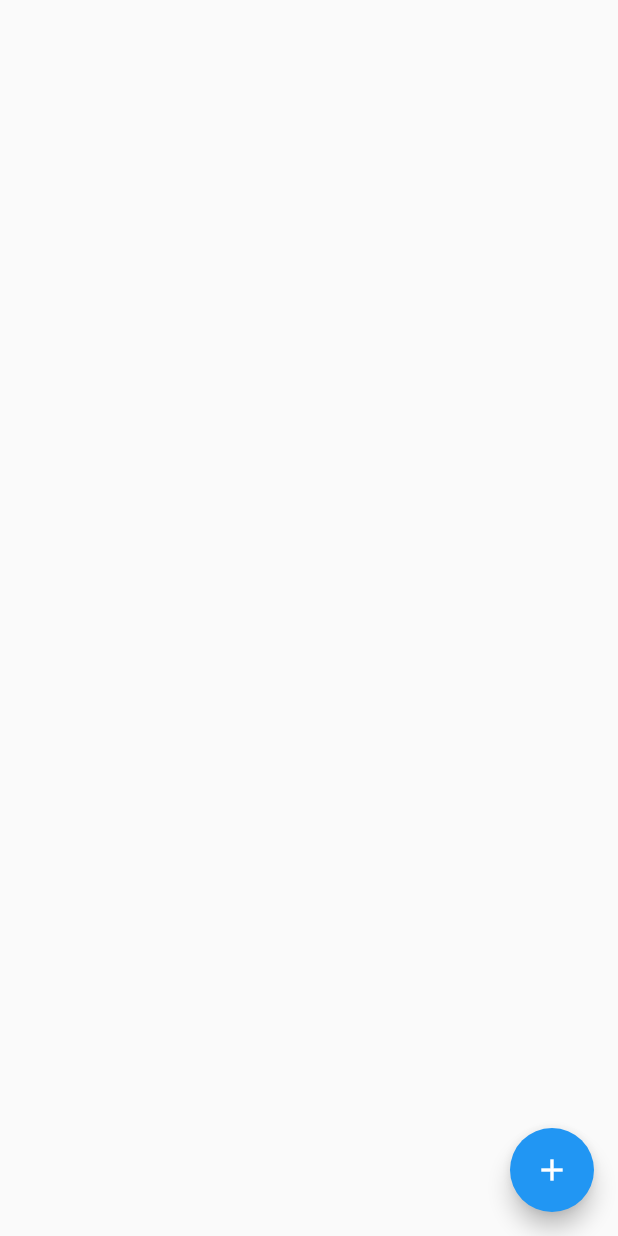
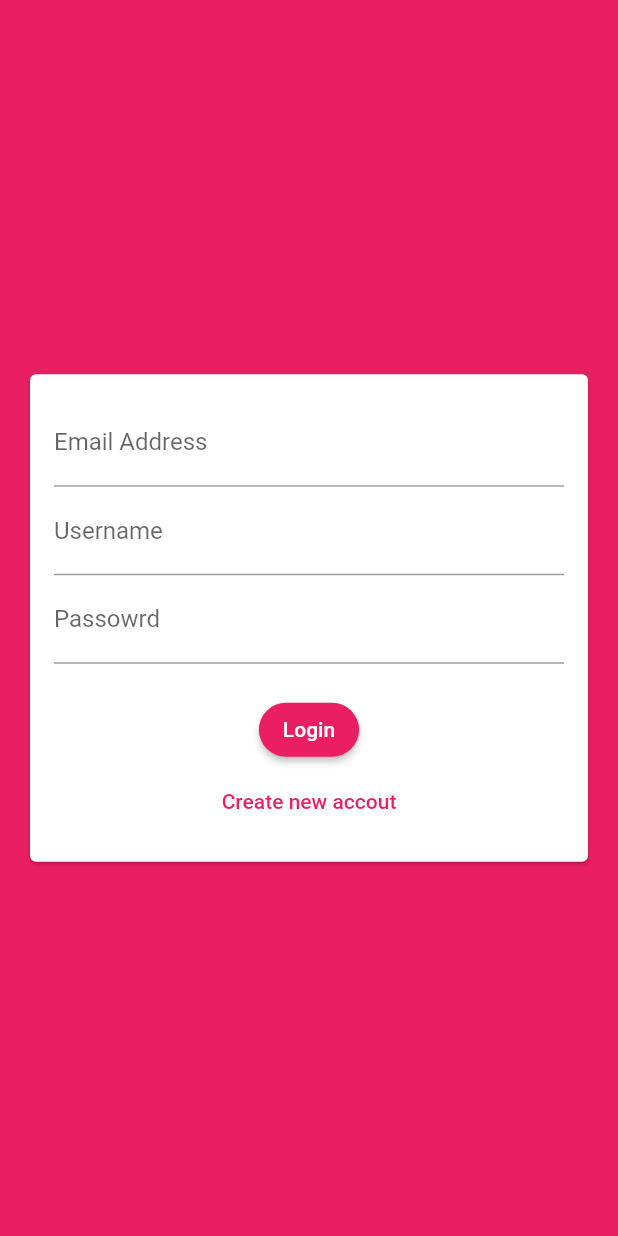
Before and after one commit to aak-301/chit-chat, a Flutter app: the screen it shows after launch, on a phone screen of 412 x 824 dp. Run offline on Flutter 3.47's test engine with Material 2 defaults, Android fonts, the light colour scheme and no system bars; our stand-ins replace cloud_firestore, firebase_core; accounts and stored records are empty.

Commit message:
added authentication form with basic designs

```diff
--- a/lib/main.dart
+++ b/lib/main.dart
@@ -1,5 +1,5 @@
 import 'package:chitchat/firebase_options.dart';
-import 'package:chitchat/screens/chat_screen.dart';
+import 'package:chitchat/screens/auth_screen.dart';
 import 'package:firebase_core/firebase_core.dart';
 import 'package:flutter/material.dart';
 
@@ -19,9 +19,19 @@ class MyApp extends StatelessWidget {
     return MaterialApp(
       title: 'Flutter Chat',
       theme: ThemeData(
-        primarySwatch: Colors.blue,
+        primarySwatch: Colors.pink,
+        backgroundColor: Colors.pink,
+        buttonTheme: ButtonTheme.of(context).copyWith(
+          buttonColor: Colors.pink,
+          textTheme: ButtonTextTheme.primary,
+          shape: RoundedRectangleBorder(
+            borderRadius: BorderRadius.circular(10),
+          ),
+        ),
+        accentColor: Colors.deepPurple,
+        accentColorBrightness: Brightness.dark,
       ),
-      home: const ChatScreen(),
+      home: const AuthentictionScreen(),
     );
   }
 }
--- a/lib/screens/auth_screen.dart
+++ b/lib/screens/auth_screen.dart
@@ -0,0 +1,19 @@
+import 'package:chitchat/widgets/auth_form.dart';
+import 'package:flutter/material.dart';
+
+class AuthentictionScreen extends StatefulWidget {
+  const AuthentictionScreen({super.key});
+
+  @override
+  State<AuthentictionScreen> createState() => _AuthentictionScreenState();
+}
+
+class _AuthentictionScreenState extends State<AuthentictionScreen> {
+  @override
+  Widget build(BuildContext context) {
+    return Scaffold(
+      backgroundColor: Theme.of(context).primaryColor,
+      body: const AuthForm(),
+    );
+  }
+}
--- /dev/null
+++ b/lib/widgets/auth_form.dart
@@ -0,0 +1,62 @@
+import 'package:flutter/material.dart';
+
+class AuthForm extends StatefulWidget {
+  const AuthForm({super.key});
+
+  @override
+  State<AuthForm> createState() => _AuthFormState();
+}
+
+class _AuthFormState extends State<AuthForm> {
+  @override
+  Widget build(BuildContext context) {
+    return Center(
+      child: Card(
+        margin: const EdgeInsets.all(20),
+        child: SingleChildScrollView(
+          child: Padding(
+            padding: const EdgeInsets.all(16),
+            child: Form(
+              child: Column(
+                mainAxisSize: MainAxisSize.min,
+                children: [
+                  TextFormField(
+                    keyboardType: TextInputType.emailAddress,
+                    decoration:
+                        const InputDecoration(labelText: 'Email Address'),
+                  ),
+                  TextFormField(
+                    decoration: const InputDecoration(labelText: 'Username'),
+                  ),
+                  TextFormField(
+                    decoration: const InputDecoration(labelText: 'Passowrd'),
+                    obscureText: true,
+                  ),
+                  const SizedBox(height: 20),
+                  ElevatedButton(
+                    style: ButtonStyle(
+                      shape: MaterialStateProperty.all<RoundedRectangleBorder>(
+                        RoundedRectangleBorder(
+                          borderRadius: BorderRadius.circular(18.0),
+                        ),
+                      ),
+                    ),
+                    onPressed: () {},
+                    child: const Text('Login'),
+                  ),
+                  TextButton(
+                    onPressed: () {},
+                    child: Text(
+                      'Create new accout',
+                      style: TextStyle(color: Theme.of(context).primaryColor),
+                    ),
+                  ),
+                ],
+              ),
+            ),
+          ),
+        ),
+      ),
+    );
+  }
+}
```
